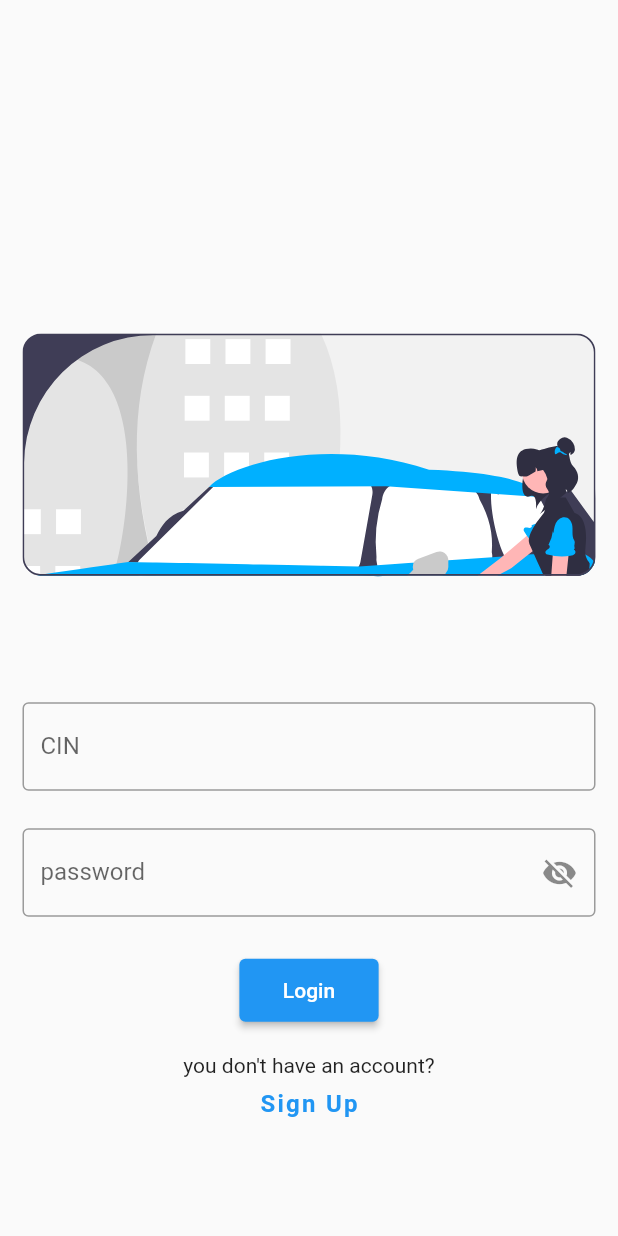
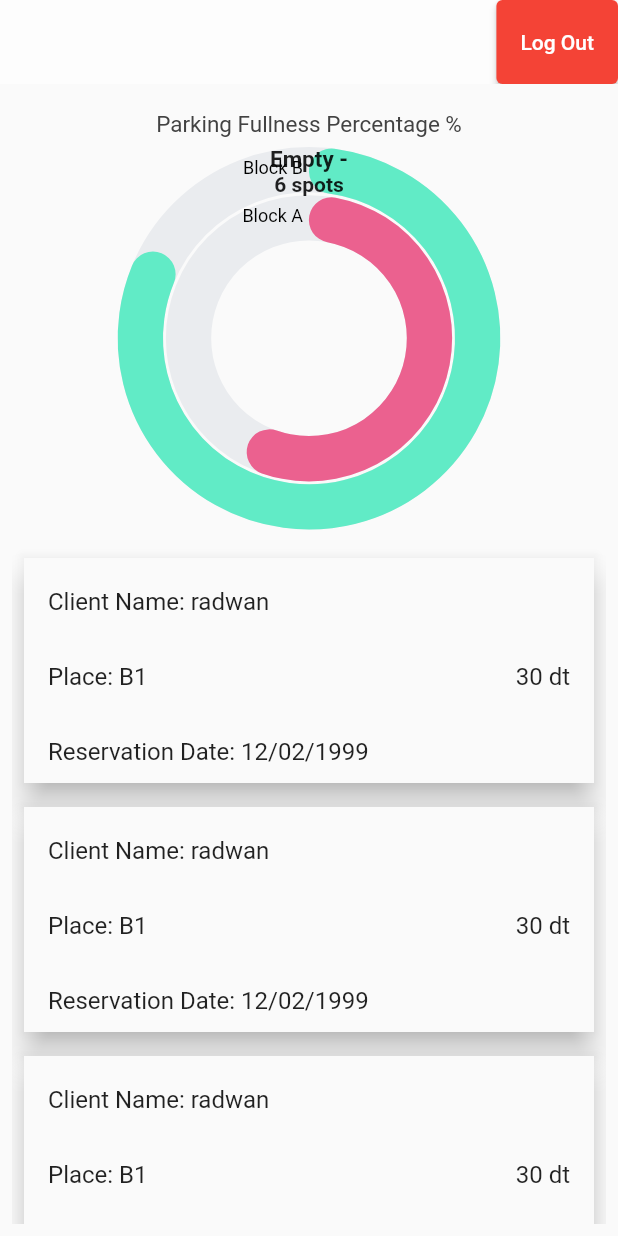
Before and after one commit to alabaganne/SmartParking, a Flutter app: the screen it shows after launch, after a tap on "Login", on a phone screen of 412 x 824 dp. Run offline on Flutter 3.47's test engine with Material 2 defaults, Android fonts, the phone set to English and light mode, and no system bars; drawn by our look-alikes of flutter_slidable; our stand-ins replace flutter_svg, syncfusion_flutter_charts.

Commit message:
authorization and conditional rendering based on role in website + new views flutter

```diff
--- /dev/null
+++ b/mobile/lib/screens/home_screen/admin/home.dart
@@ -0,0 +1,207 @@
+import 'package:flutter/material.dart';
+import 'package:flutter_slidable/flutter_slidable.dart';
+import 'package:mobile/screens/login_screen/login.dart';
+import 'package:syncfusion_flutter_charts/charts.dart';
+
+
+class AdminHome extends StatefulWidget {
+  const AdminHome({Key? key}) : super(key: key);
+
+  @override
+  State<AdminHome> createState() => _AdminHomeState();
+}
+
+class _AdminHomeState extends State<AdminHome> {
+  @override
+  Widget build(BuildContext context) {
+    return Scaffold(
+      appBar: AppBar(elevation: 0, backgroundColor: Colors.white60 ,
+        actions: [ElevatedButton(onPressed: (){
+          Navigator.of(context).pushReplacement(MaterialPageRoute(builder: (context)=>const Login()));
+        }, style: ElevatedButton.styleFrom(primary: Colors.red), child: const Text('Log Out'),)],),
+      body: const Padding(
+        padding: EdgeInsets.all(8.0),
+        child: Body(),
+      ),
+    );
+  }
+}
+
+class Body extends StatefulWidget {
+  const Body({Key? key}) : super(key: key);
+
+  @override
+  State<Body> createState() => _BodyState();
+}
+
+class _BodyState extends State<Body> {
+  String name = "radwan";
+  String place = "B1";
+  String date = "12/02/1999";
+  String price = "30";
+
+  @override
+  Widget build(BuildContext context) {
+
+    return ListView.builder(itemCount: 6,itemBuilder: (context, index){
+      if(index == 0){
+        return Overfill();
+      }
+      return Padding(padding: const EdgeInsets.all(8),
+        child: Material(
+          elevation: 8,
+          child: Container(
+            decoration: BoxDecoration(
+                borderRadius: BorderRadius.circular(50)
+            ),
+            height: 150,
+            child: Slidable(
+              endActionPane: ActionPane(motion: ScrollMotion(),
+              children: [
+                SlidableAction(onPressed: (context){
+
+                },
+                backgroundColor: const Color(0xff791818),
+                  foregroundColor: Colors.white,
+                  icon: Icons.delete,
+                  label: "Remove",
+                )
+              ],
+
+              ),
+              child: ListTile(
+                title: Row(
+                  mainAxisAlignment: MainAxisAlignment.spaceBetween,
+                  children: [
+                    Column(
+                      crossAxisAlignment: CrossAxisAlignment.start,
+                      mainAxisAlignment: MainAxisAlignment.spaceAround,
+                      children: [
+                        Text("Client Name: ${name}"),
+                        Text("Place: ${place}"),
+                        Text("Reservation Date: ${date}")
+                      ],),
+                     Text("${price} dt")
+                  ],),
+              ),
+            ),
+          ),),
+        );
+    });
+  }
+}
+
+class Overfill extends StatefulWidget {
+  const Overfill({Key? key}) : super(key: key);
+
+  @override
+  State<Overfill> createState() => _OverfillState();
+}
+
+class _OverfillState extends State<Overfill> {
+
+  TooltipBehavior? _tooltipBehavior;
+  List<_ChartData>? chartData;
+
+  @override
+  void initState() {
+    _tooltipBehavior = TooltipBehavior(enable: true);
+    chartData = <_ChartData>[
+      _ChartData(
+          'Full', 3500, const Color.fromRGBO(235, 97, 143, 1), 'Block A'),
+      _ChartData(
+          'Full', 5000, const Color.fromRGBO(97, 235, 198, 1.0), 'Block B'),
+    ];
+    super.initState();
+  }
+
+  @override
+  Widget build(BuildContext context) {
+    return _buildAngleRadialBarChart();
+  }
+
+  /// Retunrs the circular charts with radial series.
+  SfCircularChart _buildAngleRadialBarChart() {
+    final Orientation orientation = MediaQuery.of(context).orientation;
+    return SfCircularChart(
+        key: GlobalKey(),
+        legend: Legend(
+            toggleSeriesVisibility: false,
+            iconHeight: 20,
+            iconWidth: 20,
+            overflowMode: LegendItemOverflowMode.wrap),
+        title:
+        ChartTitle(text:'Parking Fullness Percentage %'),
+        annotations: <CircularChartAnnotation>[
+          CircularChartAnnotation(
+            angle: 0,
+            radius: '0%',
+            height: '35%',
+            width: orientation == Orientation.landscape
+                ? '65%'
+                : '55%',
+            widget: Column(
+              children: const <Widget>[
+                Padding(
+                    padding: EdgeInsets.only(
+                        top: 0),
+                    child: Text('Empty -',
+                        style: TextStyle(
+                            fontWeight: FontWeight.bold,
+                            fontSize:15))),
+                Padding(
+                    padding: EdgeInsets.only(
+                        top:0)),
+                Text('6 spots',
+                    softWrap: false,
+                    style: TextStyle(
+                        fontWeight: FontWeight.bold,
+                        fontSize: 14))
+              ],
+            ),
+          ),
+        ],
+        series: _getRadialBarSeries(),
+        tooltipBehavior: _tooltipBehavior,
+        onTooltipRender: (TooltipArgs args) {
+
+          // ignore: cast_nullable_to_non_nullable
+          args.text = chartData![args.pointIndex as int].text ;
+              // ignore: cast_nullable_to_non_nullable
+        });
+  }
+
+  /// Returns radial bar series with legend.
+  List<RadialBarSeries<_ChartData, String>> _getRadialBarSeries() {
+    final List<RadialBarSeries<_ChartData, String>> list =
+    <RadialBarSeries<_ChartData, String>>[
+      RadialBarSeries<_ChartData, String>(
+          maximumValue: 6000,
+          radius: '100%',
+          gap: '3%',
+          dataSource: chartData,
+          cornerStyle: CornerStyle.bothCurve,
+          xValueMapper: (_ChartData data, _) => data.x,
+          yValueMapper: (_ChartData data, _) => data.y,
+          pointColorMapper: (_ChartData data, _) => data.color,
+          dataLabelMapper: (_ChartData data, _) => data.text,
+          dataLabelSettings: const DataLabelSettings(isVisible: true))
+    ];
+    return list;
+  }
+
+  @override
+  void dispose() {
+    chartData!.clear();
+    super.dispose();
+  }
+}
+
+class _ChartData {
+  _ChartData(this.x, this.y, this.color, this.text);
+
+  final String x;
+  final num? y;
+  final Color color;
+  final String text;
+}
--- a/mobile/lib/screens/login_screen/login.dart
+++ b/mobile/lib/screens/login_screen/login.dart
@@ -1,5 +1,6 @@
 import 'package:flutter/material.dart';
 import 'package:flutter_svg/flutter_svg.dart';
+import 'package:mobile/screens/home_screen/admin/home.dart';
 import 'package:mobile/screens/signup_screen/signup.dart';
 
 import '../../helper/invoker.dart';
@@ -82,10 +83,13 @@ class _BodyState extends State<Body> {
               ),
             ),            const SizedBox(height: 25,),
             ElevatedButton(onPressed: (){
-              Invoker.post('', {
-                'cin': cinController.text,
-                'password': passwordController.text
-              });
+              Navigator.of(context).pushReplacement(MaterialPageRoute(builder: (context){
+                return const AdminHome();
+              }));
+             // Invoker.post('', {
+             //   'cin': cinController.text,
+             //   'password': passwordController.text
+             // });
             }, child: const Padding(
               padding: EdgeInsets.all(13.0),
               child: Text('Login'),
--- a/mobile/pubspec.yaml
+++ b/mobile/pubspec.yaml
@@ -36,6 +36,8 @@ dependencies:
   cupertino_icons: ^1.0.2
   flutter_svg: ^1.1.0
   http: ^0.13.4
+  flutter_slidable: ^1.3.0
+  syncfusion_flutter_charts: ^20.1.58+1
 
 dev_dependencies:
   flutter_test:
```
Also changed, not shown: mobile/pubspec.lock, 5 other files.
